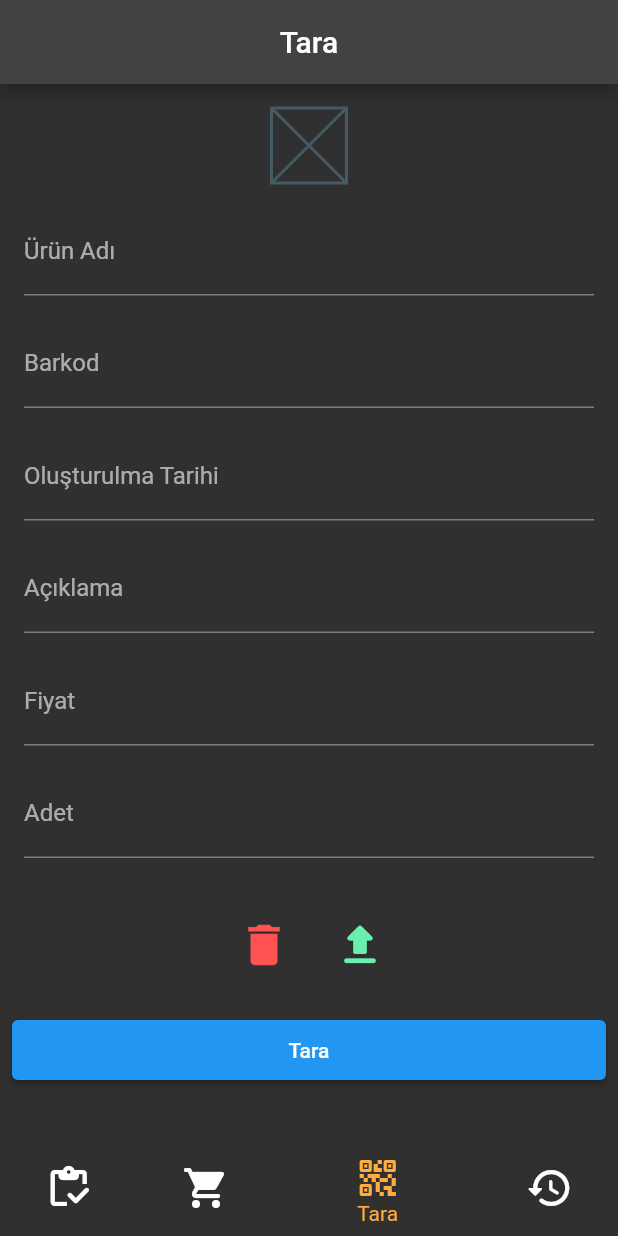
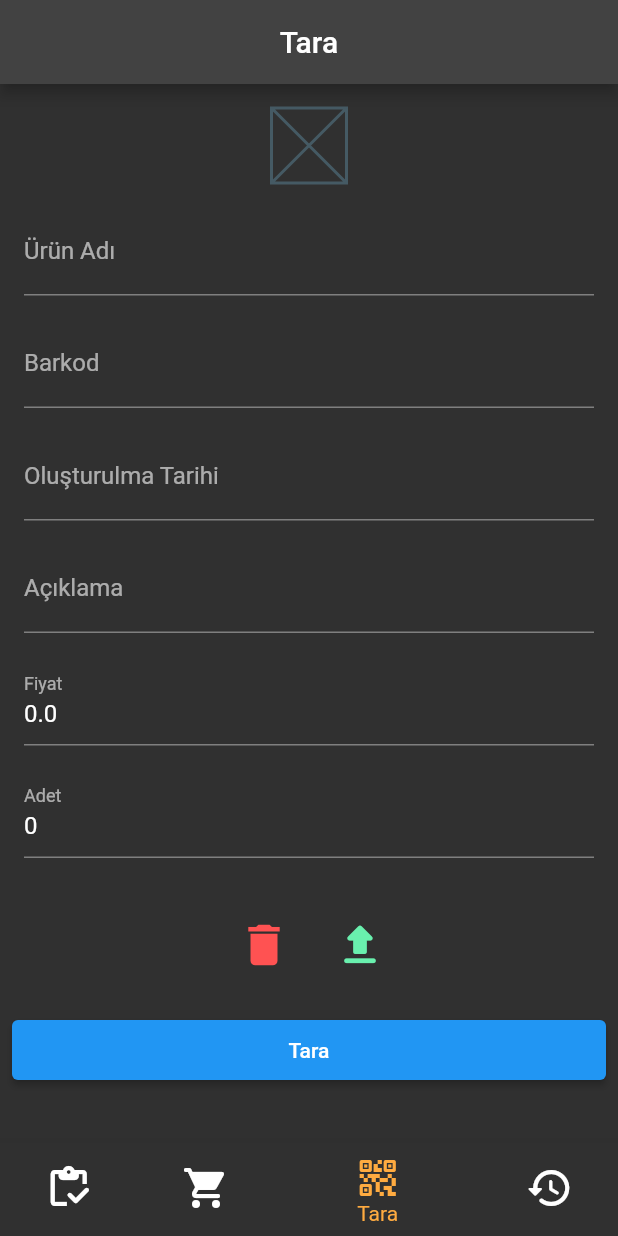
Before and after one commit to ihsanakk/stoktakipflutter, a Flutter app: the screen it shows after launch, item 3 of the bottom bar chosen, on a phone screen of 412 x 824 dp. Run offline on Flutter 3.47's test engine with Material 2 defaults, Android fonts, the light colour scheme and no system bars; missing offline and left inert: flutter_barcode_scanner; network calls fail.

Commit message:
textfield to textformfield

```diff
--- a/lib/shared/views/product_details_shared.dart
+++ b/lib/shared/views/product_details_shared.dart
@@ -25,84 +25,90 @@ class _ProductDetailsState extends State<ProductDetails> {
             child: Placeholder(),
           ),
           const SizedBox(height: 16.0),
-          TextField(
+          TextFormField(
             decoration: const InputDecoration(
               labelText: LabelNames.PRODUCT_DETAILS_PRODUCT_NAME,
             ),
+            initialValue: widget.product!.productName,
             onChanged: (value) {
               setState(() {
                 // TODO:
               });
             },
-            controller:
-                TextEditingController(text: widget.product!.productName),
+            // controller:
+            //     TextEditingController(text: widget.product!.productName),
           ),
           const SizedBox(height: 16.0),
-          TextField(
+          TextFormField(
             decoration: const InputDecoration(
               labelText: LabelNames.PRODUCT_DETAILS_PRODUCT_BARCODE,
             ),
+            initialValue: widget.product!.productName,
             onChanged: (value) {
               setState(() {
                 // TODO:
               });
             },
-            controller:
-                TextEditingController(text: widget.product!.productName),
+            // controller:
+            //     TextEditingController(text: widget.product!.productName),
           ),
           const SizedBox(height: 16.0),
-          TextField(
+          TextFormField(
             decoration: const InputDecoration(
               labelText: LabelNames.PRODUCT_DETAILS_PRODUCT_CREATED_AT,
             ),
+            initialValue: widget.product!.productName,
             onChanged: (value) {
               setState(() {
                 // TODO:
               });
             },
-            controller:
-                TextEditingController(text: widget.product!.productName),
+            // controller:
+            //     TextEditingController(text: widget.product!.productName),
           ),
           const SizedBox(height: 16.0),
-          TextField(
+          TextFormField(
             decoration: const InputDecoration(
               labelText: LabelNames.PRODUCT_DETAILS_PRODUCT_DESCRIPTION,
             ),
+            initialValue: widget.product!.productName,
             onChanged: (value) {
               setState(() {
                 // TODO:
               });
             },
-            controller:
-                TextEditingController(text: widget.product!.productName),
+            // controller:
+            //     TextEditingController(text: widget.product!.productName),
           ),
           const SizedBox(height: 16.0),
-          TextField(
+          TextFormField(
             decoration: const InputDecoration(
               labelText: LabelNames.PRODUCT_DETAILS_PRODUCT_PRICE,
             ),
             keyboardType: TextInputType.number,
+            initialValue: '${widget.product!.productPrice}',
             onChanged: (value) {
               setState(() {
                 // TODO:
               });
             },
-            controller: TextEditingController(
-                text: widget.product!.productName /* toStringAsFixed(2)*/),
+            // controller: TextEditingController(
+            //     text: widget.product!.productName /* toStringAsFixed(2)*/),
           ),
           const SizedBox(height: 16.0),
-          TextField(
+          TextFormField(
             decoration: const InputDecoration(
               labelText: LabelNames.PRODUCT_DETAILS_PRODUCT_QUANTITY,
             ),
             keyboardType: TextInputType.number,
+            initialValue: '${widget.product!.numOfProducts}',
             onChanged: (value) {
               setState(() {
                 // TODO:
               });
             },
-            controller:
-                TextEditingController(text: widget.product!.productName),
+            // controller:
+            //     TextEditingController(text: widget.product!.productName),
           ),
           const SizedBox(height: 32.0),
           Row(
```
